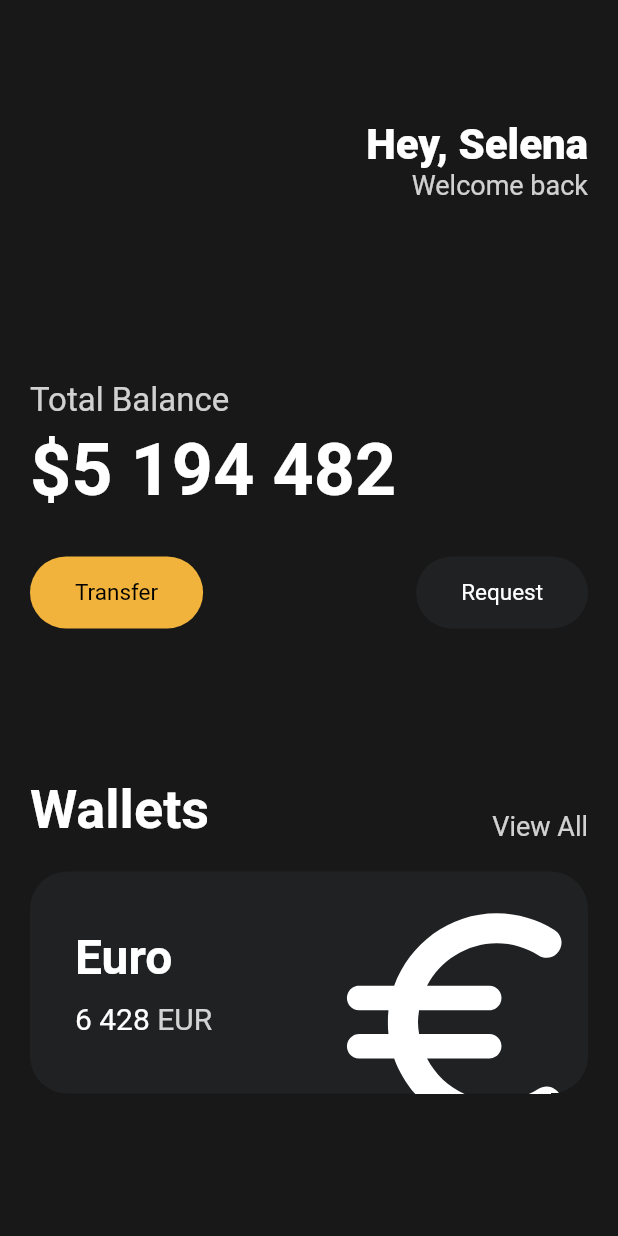
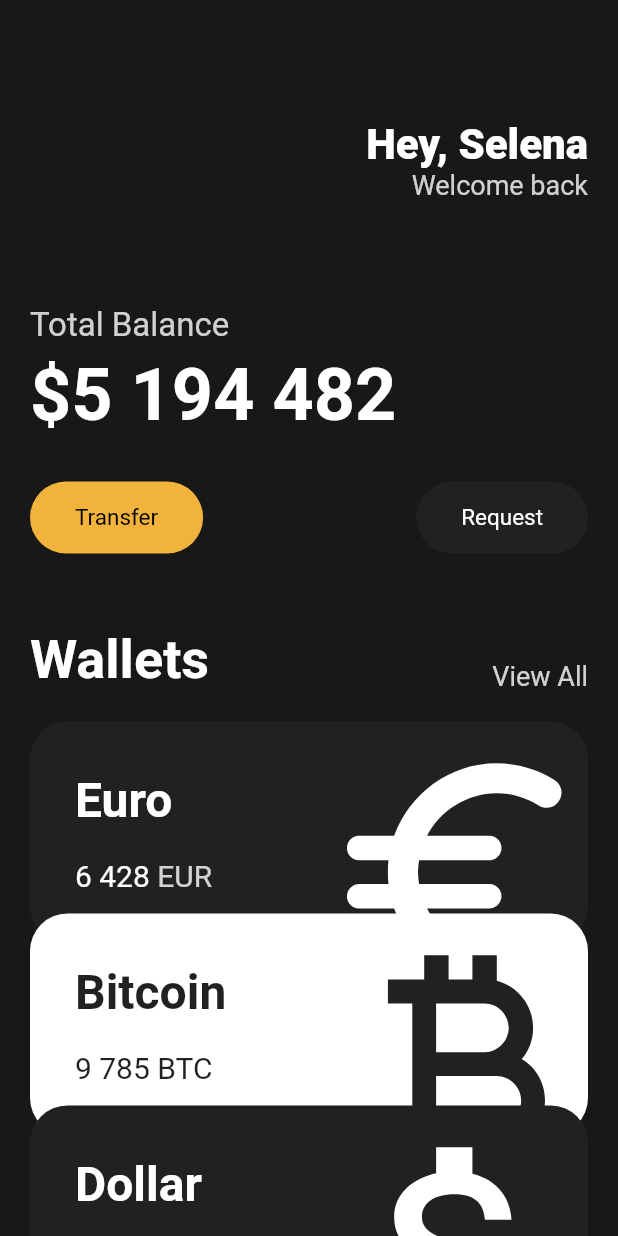
Before and after one commit to didtlrhks/FlutterEX, a Flutter app: the screen it shows after launch, on a phone screen of 412 x 824 dp. Run offline on Flutter 3.47's test engine with Material 2 defaults, Android fonts, the phone set to English and light mode, and no system bars.

Commit message:
adding card property

```diff
--- a/lib/main.dart
+++ b/lib/main.dart
@@ -1,8 +1,9 @@
 import 'package:flutter/material.dart';
 import 'package:flutter_application_1/widgets/button.dart';
+import 'package:flutter_application_1/widgets/currency_card.dart';
 
 void main() {
-  runApp(App());
+  runApp(const App());
 }
 
 class App extends StatelessWidget {
@@ -13,7 +14,8 @@ class App extends StatelessWidget {
     return MaterialApp(
       home: Scaffold(
         backgroundColor: const Color(0xFF181818),
-        body: Padding(
+        body: SingleChildScrollView(
+          child: Padding(
             padding: const EdgeInsets.symmetric(
               horizontal: 20,
             ),
@@ -49,7 +51,7 @@ class App extends StatelessWidget {
                   ],
                 ),
                 const SizedBox(
-                height: 120,
+                  height: 70,
                 ),
                 Text(
                   'Total Balance',
@@ -88,7 +90,7 @@ class App extends StatelessWidget {
                   ],
                 ),
                 const SizedBox(
-                height: 100,
+                  height: 50,
                 ),
                 Row(
                   crossAxisAlignment: CrossAxisAlignment.end,
@@ -114,73 +116,38 @@ class App extends StatelessWidget {
                 const SizedBox(
                   height: 20,
                 ),
-              Container(
-                clipBehavior: Clip.hardEdge,
-                decoration: BoxDecoration(
-                  color: const Color(0xFF1F2123),
-                  borderRadius: BorderRadius.circular(25),
+                const CurrencyCard(
+                  name: 'Euro',
+                  code: 'EUR',
+                  amount: '6 428',
+                  icon: Icons.euro_rounded,
+                  isInverted: false,
                 ),
-                child: Padding(
-                  padding: const EdgeInsets.all(30),
-                  child: Row(
-                    mainAxisAlignment: MainAxisAlignment.spaceBetween,
-                    children: [
-                      Column(
-                        crossAxisAlignment: CrossAxisAlignment.start,
-                        children: [
-                          const Text(
-                            'Euro',
-                            style: TextStyle(
-                              color: Colors.white,
-                              fontSize: 32,
-                              fontWeight: FontWeight.w600,
+                Transform.translate(
+                  offset: const Offset(0, -20),
+                  child: const CurrencyCard(
+                    name: 'Bitcoin',
+                    code: 'BTC',
+                    amount: '9 785',
+                    icon: Icons.currency_bitcoin,
+                    isInverted: true,
                   ),
                 ),
-                          const SizedBox(
-                            height: 10,
-                          ),
-                          Row(
-                            children: [
-                              const Text(
-                                '6 428',
-                                style: TextStyle(
-                                  color: Colors.white,
-                                  fontSize: 20,
-                                ),
-                              ),
-                              const SizedBox(
-                                width: 5,
-                              ),
-                              Text(
-                                'EUR',
-                                style: TextStyle(
-                                  color: Colors.white.withOpacity(0.8),
-                                  fontSize: 20,
-                                ),
-                              ),
-                            ],
-                          )
-                        ],
-                      ),
-                      Transform.scale(
-                        scale: 2.2,
-                        child: Transform.translate(
-                          offset: const Offset(-5, 12),
-                          child: const Icon(
-                            Icons.euro_rounded,
-                            color: Colors.white,
-                            size: 88,
-                          ),
-                        ),
-                      )
-                    ],
-                  ),
+                Transform.translate(
+                  offset: const Offset(0, -40),
+                  child: const CurrencyCard(
+                    name: 'Dollar',
+                    code: 'USD',
+                    amount: '428',
+                    icon: Icons.attach_money_outlined,
+                    isInverted: false,
                   ),
                 ),
               ],
             ),
           ),
         ),
+      ),
     );
   }
 }
--- /dev/null
+++ b/lib/widgets/currency_card.dart
@@ -0,0 +1,90 @@
+import 'package:flutter/material.dart';
+
+class CurrencyCard extends StatelessWidget {
+  final String name, code, amount;
+  final IconData icon;
+  final bool isInverted;
+
+  final _blackColor = const Color(0xFF1F2123);
+
+  const CurrencyCard({
+    super.key,
+    required this.name,
+    required this.code,
+    required this.amount,
+    required this.icon,
+    required this.isInverted,
+  });
+
+  @override
+  Widget build(BuildContext context) {
+    return Container(
+      clipBehavior: Clip.hardEdge,
+      decoration: BoxDecoration(
+        color: isInverted ? Colors.white : _blackColor,
+        borderRadius: BorderRadius.circular(25),
+      ),
+      child: Padding(
+        padding: const EdgeInsets.all(30),
+        child: Row(
+          mainAxisAlignment: MainAxisAlignment.spaceBetween,
+          children: [
+            Column(
+              crossAxisAlignment: CrossAxisAlignment.start,
+              children: [
+                Text(
+                  name,
+                  style: TextStyle(
+                    color: isInverted ? _blackColor : Colors.white,
+                    fontSize: 32,
+                    fontWeight: FontWeight.w600,
+                  ),
+                ),
+                const SizedBox(
+                  height: 20,
+                ),
+                Row(
+                  children: [
+                    Text(
+                      amount,
+                      style: TextStyle(
+                        color: isInverted ? _blackColor : Colors.white,
+                        fontSize: 20,
+                      ),
+                    ),
+                    const SizedBox(
+                      width: 5,
+                    ),
+                    Text(
+                      code,
+                      style: TextStyle(
+                        color: isInverted
+                            ? _blackColor
+                            : Colors.white.withOpacity(0.8),
+                        fontSize: 20,
+                      ),
+                    ),
+                  ],
+                )
+              ],
+            ),
+            Transform.scale(
+              scale: 2.2,
+              child: Transform.translate(
+                offset: const Offset(
+                  -5,
+                  12,
+                ),
+                child: Icon(
+                  icon,
+                  color: isInverted ? _blackColor : Colors.white,
+                  size: 88,
+                ),
+              ),
+            )
+          ],
+        ),
+      ),
+    );
+  }
+}
```
Lines whose indentation alone changed are shown as unchanged.
